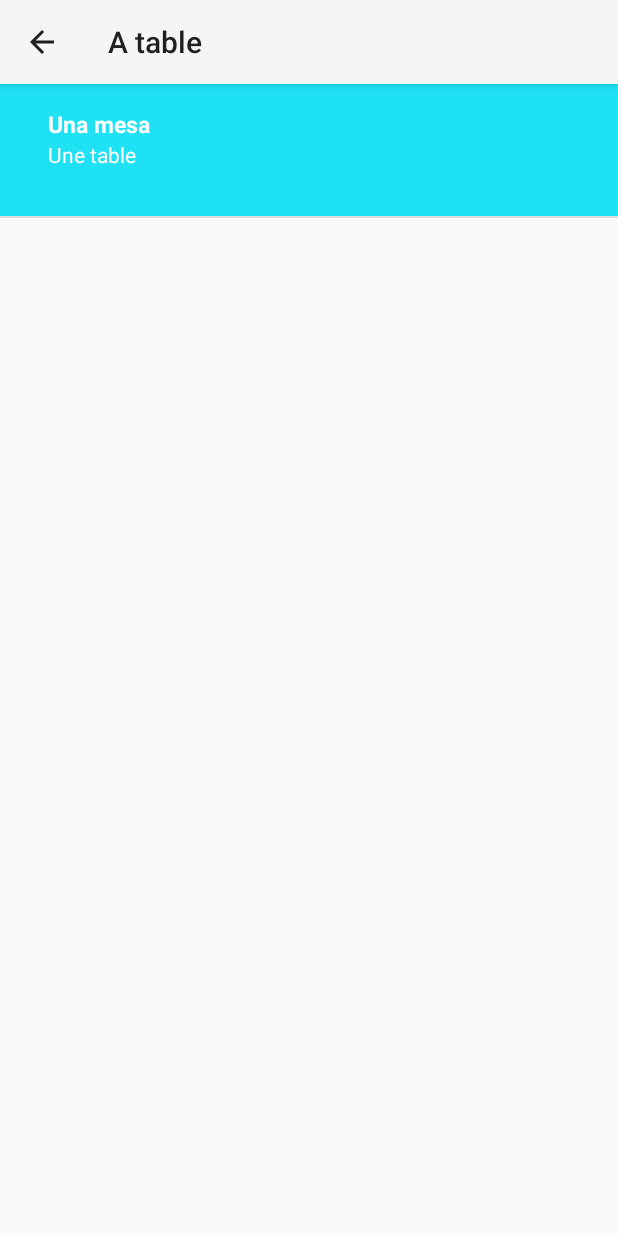
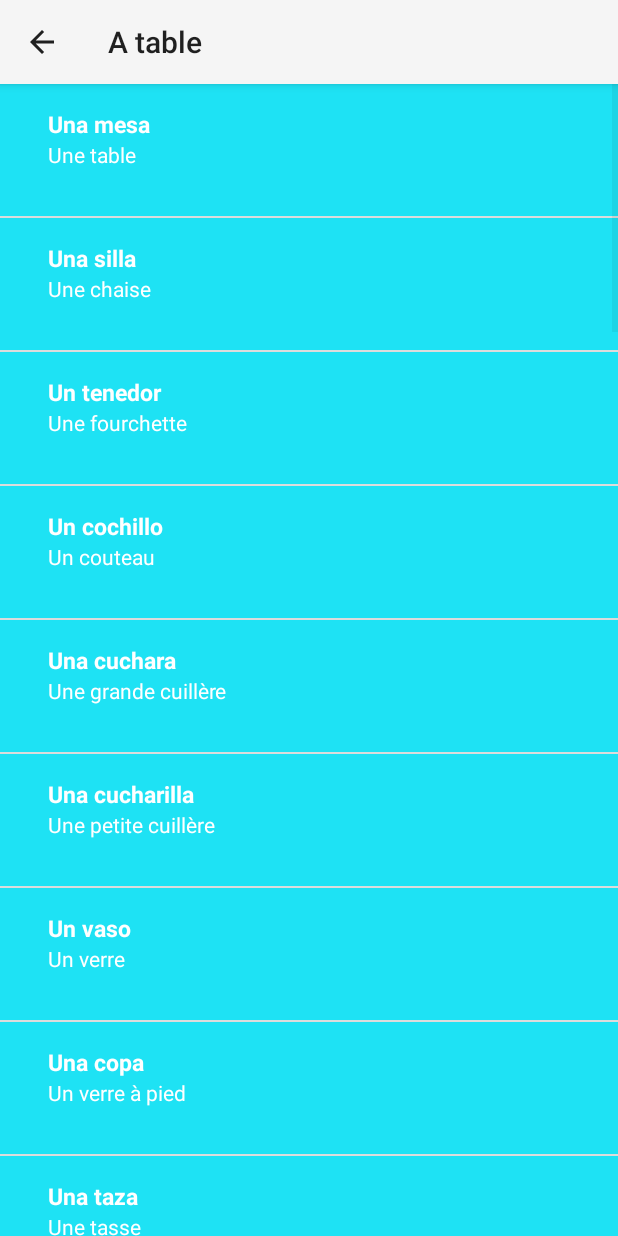
Before and after one commit to Ju-li-en/FraGnol, an Android app: the TableActivity screen opened directly, with no data from a screen before it, on a phone screen of 412 x 824 dp. Run offline under Robolectric (Android 15) with nearby library versions, the phone set to English and light mode, and no system bars.

Commit message:
ajout geo

```diff
--- a/app/src/main/java/fr/ciavaldini/android/apprendreespagnal/TableActivity.java
+++ b/app/src/main/java/fr/ciavaldini/android/apprendreespagnal/TableActivity.java
@@ -10,7 +10,7 @@ import android.widget.ListView;
 import java.util.ArrayList;
 
 public class TableActivity extends AppCompatActivity {
-private MediaPlayer mediaPlayer;
+    private MediaPlayer mediaPlayer;
 
     private MediaPlayer.OnCompletionListener mCompletionListener = new MediaPlayer.OnCompletionListener() {
         @Override
@@ -26,13 +26,49 @@ private MediaPlayer mediaPlayer;
         setContentView(R.layout.layout_words);
         getSupportActionBar().setDisplayHomeAsUpEnabled(true);
 
+        final ArrayList<Word> words = new ArrayList<Word>();
+        words.add(new Word("Una mesa ", "Une table ", R.raw.ta1));
+        words.add(new Word("Una silla ", "Une chaise ", R.raw.ta2));
+        words.add(new Word("Un tenedor ", "Une fourchette ", R.raw.ta3));
+        words.add(new Word("Un cochillo ", "Un couteau ", R.raw.ta4));
+        words.add(new Word("Una cuchara ", "Une grande cuillère ", R.raw.ta5));
+        words.add(new Word("Una cucharilla ", "Une petite cuillère ", R.raw.ta6));
+        words.add(new Word("Un vaso ", "Un verre ", R.raw.ta7));
+        words.add(new Word("Una copa ", "Un verre à pied ", R.raw.ta8));
+        words.add(new Word("Una taza ", "Une tasse ", R.raw.ta9));
+        words.add(new Word("Un cuenco ", "Un bol ", R.raw.ta10));
+        words.add(new Word("Un plato ", "Une assiette ", R.raw.ta11));
+        words.add(new Word("Un plato hondo ", "Une assiette creuse ", R.raw.ta12));
+        words.add(new Word("Una jarra ", "Une caraffe ", R.raw.ta13));
+        words.add(new Word("Una boteilla ", "Une bouteille ", R.raw.ta14));
+        words.add(new Word("Una sarten ", "Une poele ", R.raw.ta15));
+        words.add(new Word("Una cacerola ", "Une casserole ", R.raw.ta16));
+        words.add(new Word("El mantel ", "La nappe ", R.raw.ta17));
+        words.add(new Word("Una servilleta ", "Une serviette ", R.raw.ta18));
+        words.add(new Word("La mantequilla ", "Le beure ", R.raw.ta19));
+        words.add(new Word("La harina ", "La farine ", R.raw.ta20));
+        words.add(new Word("El aceite ", "L'huile ", R.raw.ta21));
+        words.add(new Word("El vinagre ", "Le vinaigre ", R.raw.ta22));
+        words.add(new Word("El pan ", "Le pain ", R.raw.ta23));
+        words.add(new Word("El pescado ", "Le poisson ", R.raw.ta24));
+        words.add(new Word("La leche ", "Le lait ", R.raw.ta25));
+        words.add(new Word("El café ", "Le café ", R.raw.ta26));
+        words.add(new Word("El té ", "Le thé ", R.raw.ta27));
+        words.add(new Word("Una infusion ", "Une infusion ", R.raw.ta28));
+        words.add(new Word("El vino blanco ", "Le vin blanc ", R.raw.ta29));
+        words.add(new Word("El vino tinto ", "Le vin rouge ", R.raw.ta30));
+        words.add(new Word("Una cerveza ", "Une bière ", R.raw.ta31));
+        words.add(new Word("El queso ", "Le fromage ", R.raw.ta32));
+        words.add(new Word("Los huevos ", "Les oeufs ", R.raw.ta33));
+        words.add(new Word("Los entrantes ", "Les entrées ", R.raw.ta34));
+        words.add(new Word("Primer plato ", "L'entrée ", R.raw.ta35));
+        words.add(new Word("Segundo plato ", "Plat de résistance ", R.raw.ta36));
+        words.add(new Word("El postré ", "Le dessert ", R.raw.ta37));
+        words.add(new Word("La sal ", "Le sel ", R.raw.ta38));
+        words.add(new Word("El azucar ", "Le sucre ", R.raw.ta39));
+        words.add(new Word("La pimienta ", "Le poivre ", R.raw.ta40));
 
-        final ArrayList<Word> words = new ArrayList<Word>();
-        words.add(new Word("Una mesa ","Une table ",R.raw.a1));
-
-
-
-        WordAdapter adapter = new WordAdapter(this, words,R.color.colorTable);
+        WordAdapter adapter = new WordAdapter(this, words, R.color.colorTable);
 
         ListView listView = findViewById(R.id.list);
         listView.setAdapter(adapter);
@@ -53,9 +89,6 @@ private MediaPlayer mediaPlayer;
             }
 
         });
-
-
-
     }
 
     @Override
@@ -64,7 +97,7 @@ private MediaPlayer mediaPlayer;
         releaseMediaPlayer();
     }
 
-    private void releaseMediaPlayer(){
+    private void releaseMediaPlayer() {
         // If the media player is not null, then it may be currently playing a sound.
         if (mediaPlayer != null) {
             // Regardless of the current state of the media player, release its resources
--- a/app/src/main/res/values/colors.xml
+++ b/app/src/main/res/values/colors.xml
@@ -10,4 +10,5 @@
     <color name="colorTexte">#ffffff</color>
     <color name="colorBaby">#f6f41a16</color>
     <color name="colorTable">#f616e1f4</color>
+    <color name="colorGeo">#123456</color>
 </resources>
--- a/app/src/main/res/values/strings.xml
+++ b/app/src/main/res/values/strings.xml
@@ -9,4 +9,5 @@
     <string name="temps_name">Le temps</string>
     <string name="baby_name">Les enfants</string>
     <string name="table_name">A table</string>
+    <string name="geo_name">Géographie naturelle et urbaine</string>
 </resources>
```
Also changed, not shown: app/src/main/AndroidManifest.xml (+9 -0 lines), app/src/main/java/fr/ciavaldini/android/apprendreespagnal/GeoActivity.java (added, +105 -0 lines), app/src/main/res/layout/activity_main.xml (+9 -0 lines).
